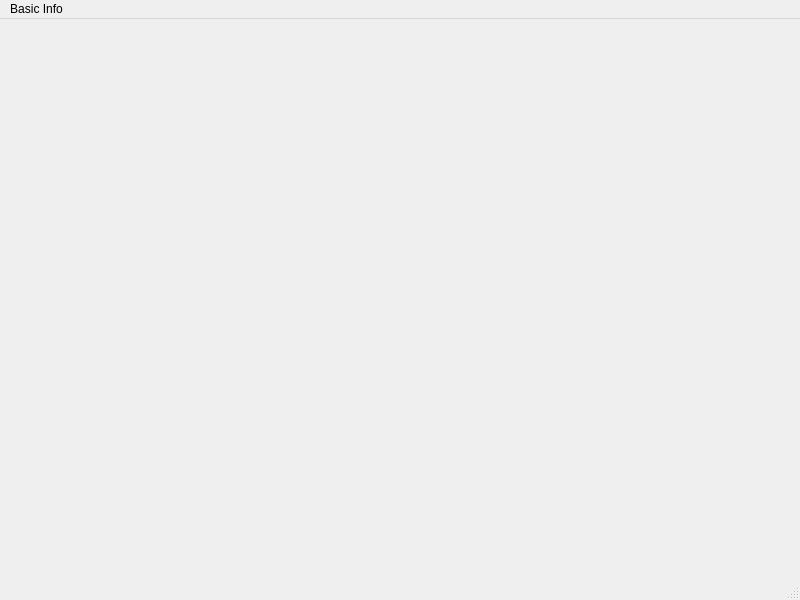
This is mainwindow.ui in SunStorm2018/media-debuger as Qt 5 draws it before an edit. The edited form follows.
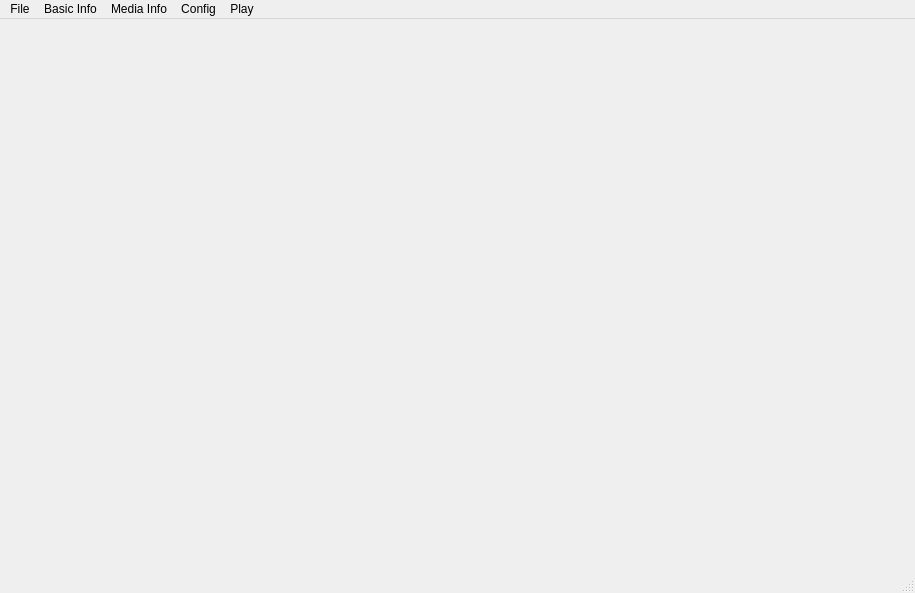
This is the edited form.

Commit message:
feat: rebase the media info for special
1. Add basic functionality for querying media information via JSON
2. Introduce third-party libraries as JSON display controls

To-do: Interface redesign, log output, file export, configuration loading

Diff of the .ui file:
```diff
--- a/mainwindow.ui
+++ b/mainwindow.ui
@@ -6,8 +6,8 @@
    <rect>
     <x>0</x>
     <y>0</y>
-    <width>800</width>
-    <height>600</height>
+    <width>915</width>
+    <height>593</height>
    </rect>
   </property>
   <property name="windowTitle">
@@ -19,8 +19,8 @@
     <rect>
      <x>0</x>
      <y>0</y>
-     <width>800</width>
-     <height>27</height>
+     <width>915</width>
+     <height>23</height>
     </rect>
    </property>
    <widget class="QMenu" name="menuBasic_Info">
@@ -44,7 +44,54 @@
     <addaction name="actionSamplefmts"/>
     <addaction name="actionColors"/>
    </widget>
+   <widget class="QMenu" name="menuMedia_Info">
+    <property name="title">
+     <string>Media Info</string>
+    </property>
+    <addaction name="actionStreams"/>
+    <addaction name="actionFormat"/>
+    <addaction name="separator"/>
+    <addaction name="actionFrames"/>
+    <addaction name="actionPackets"/>
+    <addaction name="separator"/>
+    <addaction name="actionChapters"/>
+    <addaction name="actionCount_Frames"/>
+    <addaction name="actionCount_Packets"/>
+    <addaction name="actionShow_Entries"/>
+    <addaction name="separator"/>
+    <addaction name="actionVersions"/>
+    <addaction name="actionProgram_Version"/>
+    <addaction name="actionLibrary_Versions"/>
+    <addaction name="separator"/>
+    <addaction name="actionPixel_Formats"/>
+   </widget>
+   <widget class="QMenu" name="menuConfig">
+    <property name="title">
+     <string>Config</string>
+    </property>
+    <addaction name="actionGenral"/>
+    <addaction name="actionFFprobe"/>
+   </widget>
+   <widget class="QMenu" name="menuPlay">
+    <property name="title">
+     <string>Play</string>
+    </property>
+   </widget>
+   <widget class="QMenu" name="menuFile">
+    <property name="title">
+     <string>File</string>
+    </property>
+    <addaction name="actionOpen"/>
+    <addaction name="actionOpen_Files"/>
+    <addaction name="actionOpen_Folder"/>
+    <addaction name="separator"/>
+    <addaction name="actionExport"/>
+   </widget>
+   <addaction name="menuFile"/>
    <addaction name="menuBasic_Info"/>
+   <addaction name="menuMedia_Info"/>
+   <addaction name="menuConfig"/>
+   <addaction name="menuPlay"/>
   </widget>
   <widget class="QStatusBar" name="statusbar"/>
   <action name="actionVersion">
```
Left out of the diff: 142 changed lines with no effect on the pictures. The commit also changes 44 other files.
